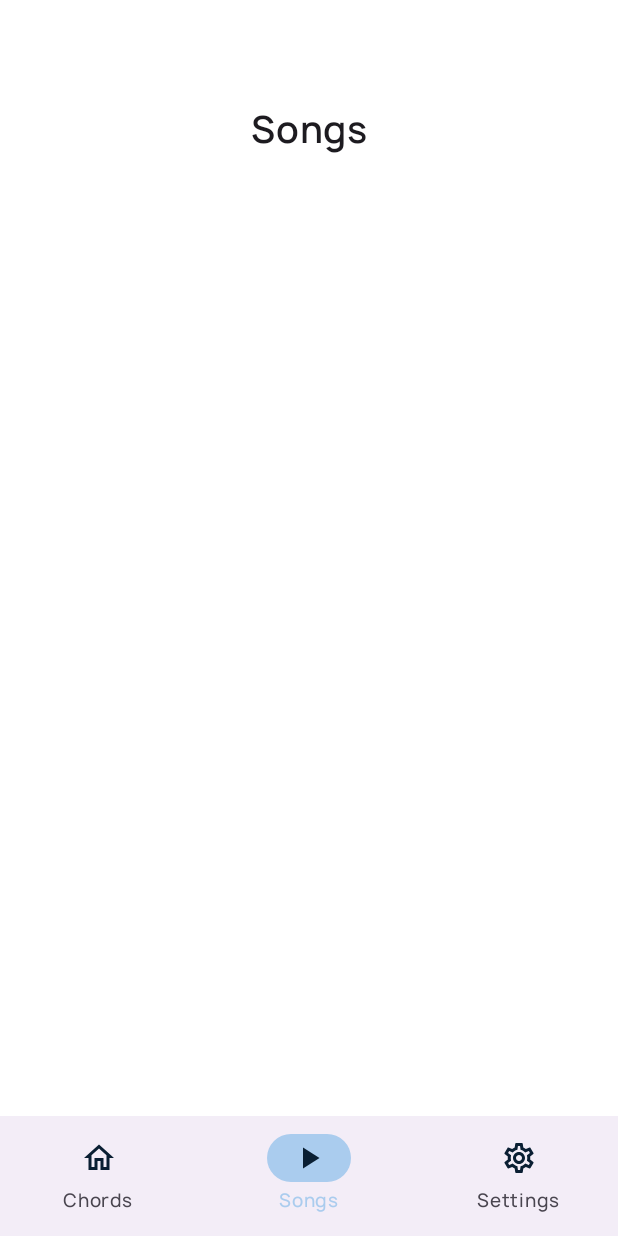
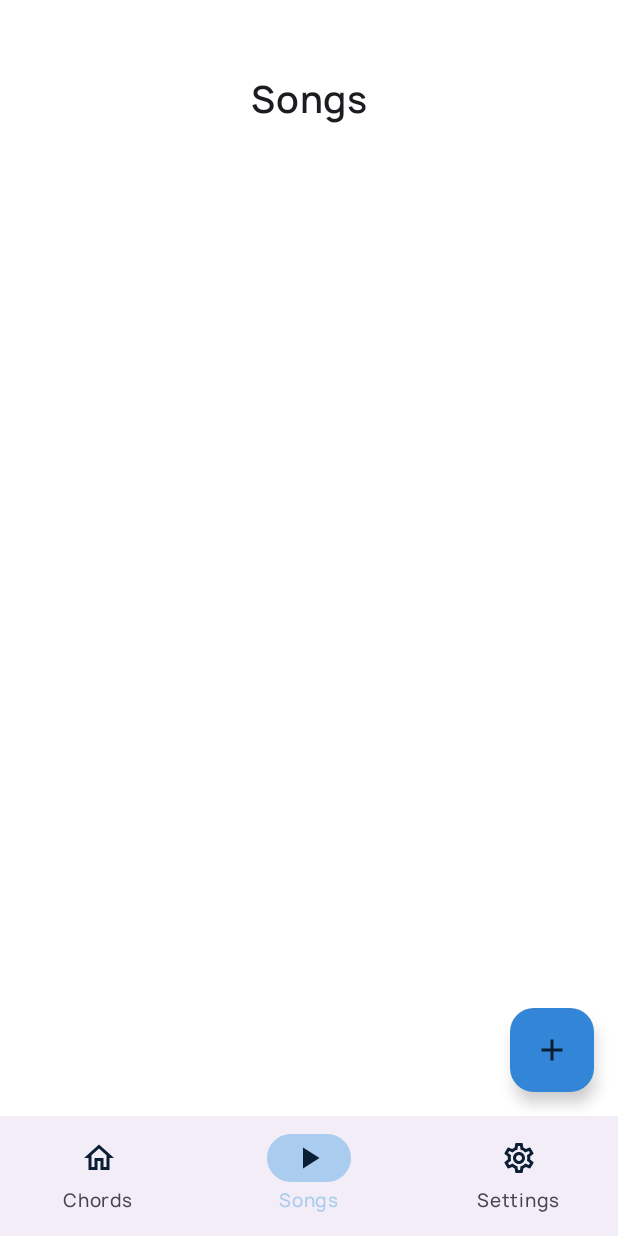
Before and after one commit to vipe1375/Kords, an Android app built with Jetpack Compose: the screen it shows after launch (MainActivity), item 2 of the bottom bar chosen, on a phone screen of 412 x 824 dp. Run offline under Robolectric (Android 15) with nearby library versions, the phone set to English and light mode, and no system bars; our stand-ins replace Firebase (no records; nobody signed in at launch, a user with empty details on screens opened directly), Room's generated code.

Commit message:
songs screen : ~working database - starting UI

```diff
--- a/app/build.gradle.kts
+++ b/app/build.gradle.kts
@@ -96,6 +96,8 @@ dependencies {
     // Datastore
     implementation(libs.androidx.datastore.preferences)
 
-
+    // Room
+    implementation(libs.androidx.room.ktx)
+    ksp(libs.androidx.room.compiler)
 
 }
--- a/app/src/main/java/com/vipedev/kords/MainActivity.kt
+++ b/app/src/main/java/com/vipedev/kords/MainActivity.kt
@@ -31,6 +31,7 @@ import androidx.core.os.LocaleListCompat
 import androidx.lifecycle.ViewModel
 import androidx.lifecycle.ViewModelProvider
 import androidx.lifecycle.viewmodel.compose.viewModel
+import androidx.room.Room
 import com.google.firebase.database.DataSnapshot
 import com.vipedev.kords.chords.screen.ChordsViewModel
 import com.vipedev.kords.loading_screen.LoadingScreen
@@ -39,6 +40,9 @@ import com.vipedev.kords.chords.database.convertToChords
 import com.vipedev.kords.chords.database.fetchChordsData
 import com.vipedev.kords.settings_screen.SettingsViewModel
 import com.vipedev.kords.settings_screen.StorePreferences
+import com.vipedev.kords.songs_screen.SongsViewModel
+import com.vipedev.kords.songs_screen.database.SongsDao
+import com.vipedev.kords.songs_screen.database.SongsDatabase
 import com.vipedev.kords.ui.theme.KordsJetpackTheme
 import kotlinx.coroutines.delay
 import kotlin.time.Duration.Companion.seconds
@@ -46,8 +50,19 @@ import kotlin.time.Duration.Companion.seconds
 
 class MainActivity : ComponentActivity() {
 
+    // chords storing dao
     private val chordsDao: ChordsDao = ChordsDao()
-    private var updated: Boolean = false
+
+    // songs database dao
+    private val db by lazy {
+        Room.databaseBuilder(
+            applicationContext,
+            SongsDatabase::class.java,
+            "songs.db"
+        ).build()
+    }
+
+    private var updated: Boolean = false // if chords have been updated from firebase
 
     fun localeSelection(context: Context, localeTag: String) {
         if (Build.VERSION.SDK_INT >= Build.VERSION_CODES.TIRAMISU) {
@@ -110,9 +125,10 @@ class MainActivity : ComponentActivity() {
                 if (isLoading) {
                     LoadingScreen()
                 } else {
-                    val viewModel: ChordsViewModel = viewModel(factory = MyViewModelFactory(chordsDao, this))
+                    val viewModel: ChordsViewModel = viewModel(factory = ChordsViewModelFactory(chordsDao, this))
                     val settingsViewModel = SettingsViewModel(dataStore = dataStore)
-                    MainScreen(items = items, viewModel = viewModel, dataStore = dataStore, settingsViewModel = settingsViewModel)
+                    val songsViewModel: SongsViewModel = viewModel(factory = SongsViewModelFactory(db.dao))
+                    MainScreen(items = items, viewModel = viewModel, dataStore = dataStore, settingsViewModel = settingsViewModel, songsViewModel = songsViewModel)
                 }
 
             }
@@ -120,7 +136,12 @@ class MainActivity : ComponentActivity() {
     }
 }
 
-class MyViewModelFactory(private val db: ChordsDao, private val context: Context) :
+class ChordsViewModelFactory(private val db: ChordsDao, private val context: Context) :
     ViewModelProvider.NewInstanceFactory() {
     override fun <T : ViewModel> create(modelClass: Class<T>): T = ChordsViewModel(db, context) as T
 }
+
+class SongsViewModelFactory(private val db: SongsDao,) :
+    ViewModelProvider.NewInstanceFactory() {
+    override fun <T : ViewModel> create(modelClass: Class<T>): T = SongsViewModel(db) as T
+}
--- a/app/src/main/java/com/vipedev/kords/MainScreen.kt
+++ b/app/src/main/java/com/vipedev/kords/MainScreen.kt
@@ -1,6 +1,9 @@
 package com.vipedev.kords
 
 import android.annotation.SuppressLint
+import androidx.compose.material.icons.Icons
+import androidx.compose.material.icons.filled.Add
+import androidx.compose.material3.FloatingActionButton
 import androidx.compose.material3.Icon
 import androidx.compose.material3.MaterialTheme
 import androidx.compose.material3.NavigationBar
@@ -18,6 +21,7 @@ import com.vipedev.kords.settings_screen.SettingsScreen
 import com.vipedev.kords.settings_screen.SettingsViewModel
 import com.vipedev.kords.settings_screen.StorePreferences
 import com.vipedev.kords.songs_screen.SongsScreen
+import com.vipedev.kords.songs_screen.SongsViewModel
 
 @SuppressLint("UnusedMaterial3ScaffoldPaddingParameter")
 @Composable
@@ -25,7 +29,8 @@ fun MainScreen(
     items: List<BottomNavigationItem>,
     viewModel: ChordsViewModel,
     dataStore: StorePreferences,
-    settingsViewModel: SettingsViewModel
+    settingsViewModel: SettingsViewModel,
+    songsViewModel: SongsViewModel
 ) {
     var selectedItemIndex by rememberSaveable {
         mutableStateOf(0)
@@ -50,11 +55,20 @@ fun MainScreen(
                     )
                 }
             }
+        },
+        floatingActionButton = {
+            if (selectedItemIndex == 1 && !songsViewModel.isCreatingSong) {
+                FloatingActionButton(
+                    onClick = { songsViewModel.updateIsCreatingSong(true) },
+                ) {
+                    Icon(Icons.Filled.Add, contentDescription = null)
+                }
+            }
         }
     ){
         when(selectedItemIndex) {
             0 -> ChordScreen(viewModel = viewModel)
-            1 -> SongsScreen()
+            1 -> SongsScreen(songsViewModel)
             2 -> SettingsScreen(dataStore = dataStore, viewModel = settingsViewModel)
         }
     }
--- a/app/src/main/java/com/vipedev/kords/settings_screen/SettingsViewModel.kt
+++ b/app/src/main/java/com/vipedev/kords/settings_screen/SettingsViewModel.kt
@@ -14,14 +14,15 @@ import androidx.compose.runtime.saveable.rememberSaveable
 import androidx.compose.runtime.setValue
 import androidx.core.os.ConfigurationCompat
 import androidx.core.os.LocaleListCompat
+import androidx.lifecycle.ViewModel
 import com.vipedev.kords.R
 import kotlinx.coroutines.flow.Flow
 import java.util.Locale
 
 class SettingsViewModel (
-    dataStore: StorePreferences
+    private val dataStore: StorePreferences
 
-){
+) : ViewModel() {
 
 
     // list options
--- /dev/null
+++ b/app/src/main/java/com/vipedev/kords/songs_screen/SongsListScreen.kt
@@ -0,0 +1,134 @@
+package com.vipedev.kords.songs_screen
+
+import androidx.compose.foundation.layout.Arrangement
+import androidx.compose.foundation.layout.Box
+import androidx.compose.foundation.layout.Column
+import androidx.compose.foundation.layout.PaddingValues
+import androidx.compose.foundation.layout.Spacer
+import androidx.compose.foundation.layout.fillMaxSize
+import androidx.compose.foundation.layout.fillMaxWidth
+import androidx.compose.foundation.layout.height
+import androidx.compose.foundation.layout.padding
+import androidx.compose.foundation.lazy.LazyColumn
+import androidx.compose.foundation.lazy.items
+import androidx.compose.material.icons.Icons
+import androidx.compose.material.icons.filled.Add
+import androidx.compose.material.icons.filled.MoreVert
+import androidx.compose.material3.FloatingActionButton
+import androidx.compose.material3.Icon
+import androidx.compose.material3.MaterialTheme
+import androidx.compose.material3.OutlinedButton
+import androidx.compose.material3.Scaffold
+import androidx.compose.material3.Surface
+import androidx.compose.material3.Text
+import androidx.compose.material3.TextButton
+import androidx.compose.runtime.Composable
+import androidx.compose.runtime.LaunchedEffect
+import androidx.compose.runtime.collectAsState
+import androidx.compose.runtime.remember
+import androidx.compose.runtime.rememberCoroutineScope
+import androidx.compose.ui.Alignment
+import androidx.compose.ui.Modifier
+import androidx.compose.ui.graphics.RectangleShape
+import androidx.compose.ui.platform.LocalContext
+import androidx.compose.ui.res.stringResource
+import androidx.compose.ui.text.font.FontWeight
+import androidx.compose.ui.text.style.TextAlign
+import androidx.compose.ui.unit.dp
+import androidx.compose.ui.unit.max
+import com.vipedev.kords.R
+import kotlinx.coroutines.launch
+import com.vipedev.kords.songs_screen.database.Song
+
+@Composable
+fun SongsListScreen(viewModel: SongsViewModel) {
+
+    val context = LocalContext.current
+
+    Surface(
+        color = MaterialTheme.colorScheme.surface,
+        modifier = Modifier.fillMaxSize()
+    ) {
+
+        Spacer(modifier = Modifier.height(50.dp))
+
+        LazyColumn(
+            contentPadding = PaddingValues(horizontal = 16.dp, vertical = 30.dp),
+            modifier = Modifier
+                .fillMaxSize(),
+            verticalArrangement = Arrangement.spacedBy(0.dp)
+        ) {
+
+            // title
+            item {
+                Text(
+                    text = stringResource(id = R.string.songs_nav_item),
+                    modifier = Modifier
+                        .padding(20.dp)
+                        .fillMaxWidth(),
+                    textAlign = TextAlign.Center
+                )
+            }
+
+            // list of songs
+            items(viewModel.getSavedSongs().toMutableList()) { song ->
+                TextButton(
+                    onClick = { /*TODO*/ },
+                    modifier = Modifier.fillMaxWidth(),
+                    shape = RectangleShape
+                ) {
+                    Box (
+                        contentAlignment = Alignment.CenterStart
+                    ) {
+                        Column (
+                            verticalArrangement = Arrangement.Top,
+                            horizontalAlignment = Alignment.Start,
+                            modifier = Modifier.fillMaxWidth()
+                        ){
+                            Text(
+                                text = song.title,
+                                style = MaterialTheme.typography.bodySmall,
+                                color = MaterialTheme.colorScheme.onPrimary,
+                                textAlign = TextAlign.Start,
+                                fontWeight = FontWeight.Bold,
+                                maxLines = 1
+                            )
+
+                            Text(
+                                text = song.artist,
+                                style = MaterialTheme.typography.labelLarge,
+                                color = MaterialTheme.colorScheme.onPrimary,
+                                textAlign = TextAlign.Start,
+                                maxLines = 1
+                            )
+                        }
+
+                        // three dots icon
+                        TextButton(
+                            onClick = { viewModel.deleteSong(song = song, context = context) },
+                            modifier = Modifier.align(Alignment.CenterEnd)
+                        ) {
+                            Icon(Icons.Default.MoreVert,
+                                contentDescription = null,
+                                tint = MaterialTheme.colorScheme.onPrimary)
+                        }
+                    }
+                }
+            }
+
+            item {
+                Spacer(modifier = Modifier.height(128.dp))
+            }
+        }
+
+
+
+
+        Column(
+            horizontalAlignment = Alignment.CenterHorizontally
+        ) {
+
+
+        }
+    }
+}
--- a/app/src/main/java/com/vipedev/kords/songs_screen/SongsScreen.kt
+++ b/app/src/main/java/com/vipedev/kords/songs_screen/SongsScreen.kt
@@ -5,6 +5,10 @@ import androidx.compose.foundation.layout.Spacer
 import androidx.compose.foundation.layout.fillMaxSize
 import androidx.compose.foundation.layout.height
 import androidx.compose.foundation.layout.padding
+import androidx.compose.material.icons.Icons
+import androidx.compose.material.icons.filled.Add
+import androidx.compose.material3.FloatingActionButton
+import androidx.compose.material3.Icon
 import androidx.compose.material3.MaterialTheme
 import androidx.compose.material3.Surface
 import androidx.compose.material3.Text
@@ -16,29 +20,13 @@ import androidx.compose.ui.unit.dp
 import com.vipedev.kords.R
 
 @Composable
-fun SongsScreen() {
-    Surface(
-        color = MaterialTheme.colorScheme.surface,
-        modifier = Modifier.fillMaxSize()
-    ) {
-        Column (
-            horizontalAlignment = Alignment.CenterHorizontally
-        ){
-            Spacer(modifier = Modifier.height(50.dp))
+fun SongsScreen(viewModel: SongsViewModel) {
 
-            Text(text = stringResource(id = R.string.songs_nav_item),
-                modifier = Modifier.padding(20.dp))
+    if (viewModel.isCreatingSong) {
+        NewSongScreen(viewModel = viewModel)
+    }
 
-
-            /*
-            Text(text = stringResource(R.string.contact_twitter),
-                style = MaterialTheme.typography.bodySmall,
-                modifier = Modifier.padding(10.dp))
-
-            Text(text = stringResource(R.string.contact_discord),
-                style = MaterialTheme.typography.bodySmall,
-                modifier = Modifier.padding(10.dp))
-            */
-        }
+    else {
+        SongsListScreen(viewModel = viewModel)
     }
 }
--- /dev/null
+++ b/app/src/main/java/com/vipedev/kords/songs_screen/SongsViewModel.kt
@@ -0,0 +1,127 @@
+package com.vipedev.kords.songs_screen
+
+import android.content.Context
+import android.widget.Toast
+import androidx.compose.runtime.collectAsState
+import androidx.compose.runtime.getValue
+import androidx.compose.runtime.mutableStateOf
+import androidx.compose.runtime.setValue
+import androidx.lifecycle.ViewModel
+import androidx.lifecycle.viewModelScope
+import com.vipedev.kords.songs_screen.database.Song
+import com.vipedev.kords.songs_screen.database.SongsDao
+import kotlinx.coroutines.flow.Flow
+import kotlinx.coroutines.launch
+
+class SongsViewModel (
+    private val dao: SongsDao,
+) : ViewModel() {
+
+    var isCreatingSong by mutableStateOf(false)
+
+    var titleField by mutableStateOf("")
+
+    var artistField by mutableStateOf("")
+
+    val structTypes: List<String> = mutableListOf("Intro", "Chorus", "Verse", "Solo", "Outro", "Bridge")
+
+    var currentStructType by mutableStateOf("")
+
+    var currentChords by mutableStateOf("")
+
+    var structDropdownState by mutableStateOf(false)
+
+    var struct : MutableMap<String, String> = mutableMapOf()
+
+    var songs : List<Song> = mutableListOf()
+
+    fun updateIsCreatingSong(value: Boolean) {
+        isCreatingSong = value
+    }
+
+    fun updateTitleField(value: String) {
+        titleField = value
+    }
+
+    fun updateArtistField(value: String) {
+        artistField = value
+    }
+
+    fun updateCurrentStructType(value: String) {
+        currentStructType = value
+    }
+
+    fun updateStructDropdownState(value: Boolean) {
+        structDropdownState = value
+    }
+
+    fun addStructItem(type: String, chords: String) {
+        struct[type] = chords
+    }
+
+    fun updateCurrentChords(value: String) {
+        currentChords = value
+    }
+
+    fun resetStructElement() {
+        currentChords = ""
+        currentStructType = ""
+        struct = mutableMapOf()
+    }
+
+    private fun displayToast(context: Context, text: String) {
+        Toast.makeText(context, text, Toast.LENGTH_SHORT).show()
+    }
+
+    suspend fun saveSong(title: String, artist: String, structure: Map<String, String>, context: Context) {
+
+        if (title.isNotEmpty() && artist.isNotEmpty() && structure.isNotEmpty()) {
+            // reformatting the chords
+            val formattedStruct: MutableMap<String, List<String>> = mutableMapOf()
+
+            structure.forEach { (type, chords) ->
+                formattedStruct[type] = chords.split(" ")
+            }
+
+            val song = Song(title = title, artist = artist, structure = formattedStruct)
+            dao.upsertSong(song)
+            resetCreation()
+            updateIsCreatingSong(false)
+        } else {
+            displayToast(context, "Missing informations !")
+        }
+
+    }
+
+    fun deleteSong(song: Song, context: Context) {
+        viewModelScope.launch {
+            dao.deleteSong(song)
+        }
+        updateSongs()
+        displayToast(context = context, text = "Song deleted !")
+    }
+
+
+
+
+    fun getSavedSongs() : List<Song> {
+        updateSongs()
+        return songs
+    }
+
+    private fun updateSongs() {
+        viewModelScope.launch {
+            dao.getSongs_Title().collect {
+                songs = it
+            }
+        }
+    }
+
+
+    fun resetCreation() {
+        resetStructElement()
+        titleField = ""
+        artistField = ""
+    }
+
+}
--- /dev/null
+++ b/app/src/main/java/com/vipedev/kords/songs_screen/database/SongsDao.kt
@@ -0,0 +1,27 @@
+package com.vipedev.kords.songs_screen.database
+
+import androidx.room.Dao
+import androidx.room.Delete
+import androidx.room.Query
+import androidx.room.Upsert
+import kotlinx.coroutines.flow.Flow
+
+@Dao
+interface SongsDao {
+
+    @Upsert
+    suspend fun upsertSong(song: Song)
+
+    @Delete
+    suspend fun deleteSong(song: Song)
+
+    @Query("SELECT * FROM Song ORDER BY id DESC")
+    fun getSongs_Id(): Flow<List<Song>>
+
+    @Query("SELECT * FROM Song ORDER BY artist ASC")
+    fun getSongs_Artist(): Flow<List<Song>>
+
+    @Query("SELECT * FROM Song ORDER BY title ASC")
+    fun getSongs_Title(): Flow<List<Song>>
+
+}
--- /dev/null
+++ b/app/src/main/java/com/vipedev/kords/songs_screen/database/SongsDatabase.kt
@@ -0,0 +1,15 @@
+package com.vipedev.kords.songs_screen.database
+
+import androidx.room.Database
+import androidx.room.RoomDatabase
+import androidx.room.TypeConverters
+
+@Database(
+    entities = [Song::class],
+    version = 1
+)
+@TypeConverters(Converters::class)
+abstract class SongsDatabase:RoomDatabase() {
+
+    abstract val dao: SongsDao
+}
```
Also changed, not shown: app/src/main/java/com/vipedev/kords/songs_screen/NewSongScreen.kt (added, +229 -0 lines), app/src/main/java/com/vipedev/kords/songs_screen/database/Song.kt (added, +56 -0 lines), 1 other file.
